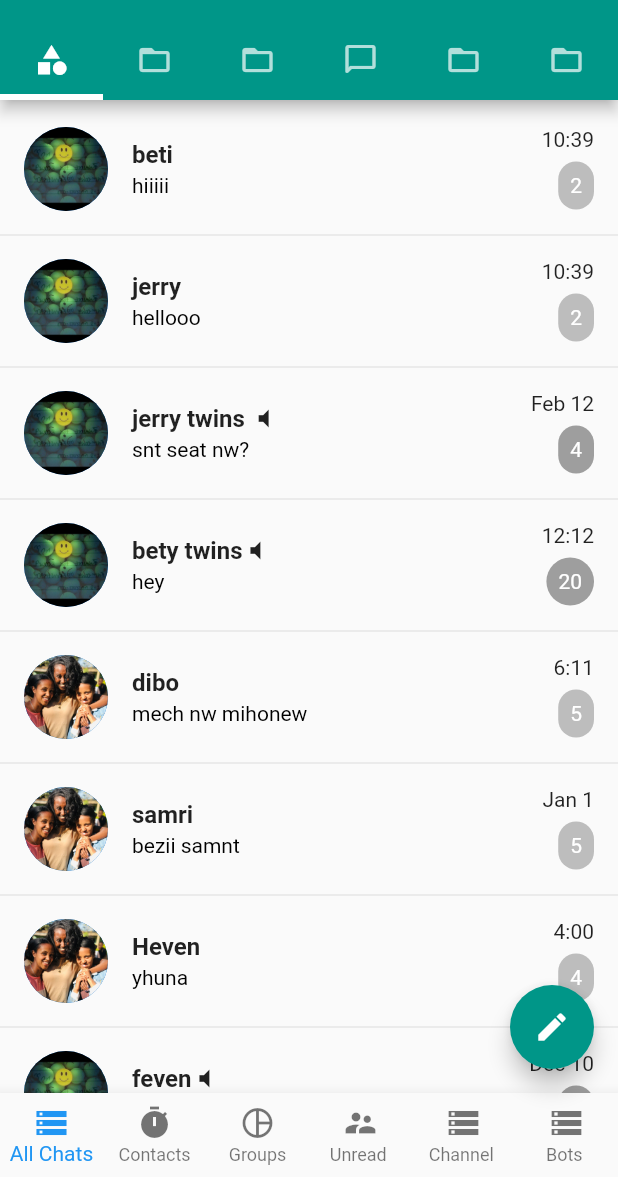
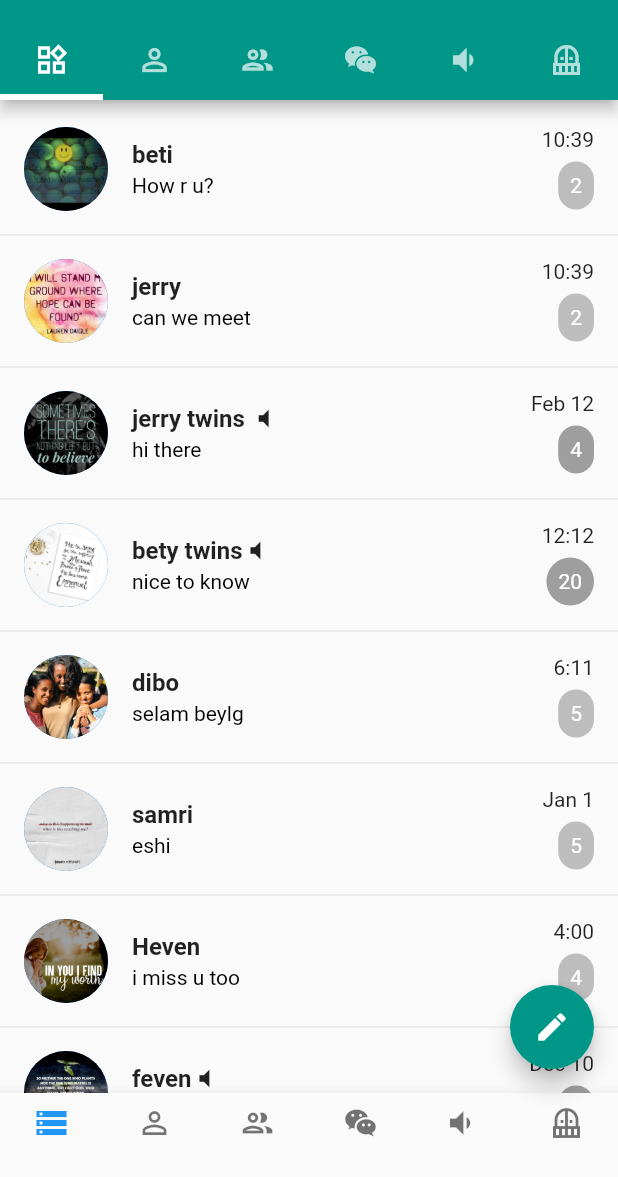
Before and after one commit to betigirma/plus_messenger_appp, a Flutter app: the screen it shows after launch, on a phone screen of 412 x 824 dp, the part 59-1236 px from its top. Run offline on Flutter 3.47's test engine with Material 2 defaults, Android fonts, the light colour scheme and no system bars; our stand-ins replace lottie.

Commit message:
second change

```diff
--- a/lib/chattiles.dart
+++ b/lib/chattiles.dart
@@ -3,72 +3,72 @@ import 'package:flutter/material.dart';
 final List<Chats> items = [
   const Chats(
       name: 'beti',
-      message: 'hiiiii',
+      message: 'How r u?',
       time: '10:39',
       imgPath: 'images/p.jpg',
       status: true,
       messNum: 2),
   const Chats(
       name: 'jerry',
-      message: 'hellooo',
+      message: 'can we meet',
       time: '10:39',
-      imgPath: 'images/p.jpg',
+      imgPath: 'images/p1.jpg',
       status: true,
       messNum: 2),
   const Chats(
       name: 'jerry twins ',
-      message: 'snt seat nw?',
+      message: 'hi there',
       time: 'Feb 12',
-      imgPath: 'images/p.jpg',
+      imgPath: 'images/p2.jpg',
       status: false,
       messNum: 4),
   const Chats(
       name: 'bety twins',
-      message: 'hey',
+      message: 'nice to know',
       time: '12:12',
-      imgPath: 'images/p.jpg',
+      imgPath: 'images/p3.jpg',
       status: false,
       messNum: 20),
   const Chats(
       name: 'dibo',
-      message: 'mech nw mihonew',
+      message: 'selam beylg',
       time: '6:11',
       imgPath: 'images/pic.jpg',
       status: true,
       messNum: 5),
   const Chats(
       name: 'samri ',
-      message: 'bezii samnt',
+      message: 'eshi',
       time: 'Jan 1',
-      imgPath: 'images/pic.jpg',
+      imgPath: 'images/p4.jpg',
       status: true,
       messNum: 5),
   const Chats(
       name: 'Heven',
-      message: 'yhuna',
+      message: 'i miss u too',
       time: '4:00',
-      imgPath: 'images/pic.jpg',
+      imgPath: 'images/p5.jpg',
       status: true,
       messNum: 4),
   const Chats(
       name: 'feven',
-      message: 'ut sunt sequi',
+      message: 'teshalesh?',
       time: 'Dec 10',
-      imgPath: 'images/p.jpg',
+      imgPath: 'images/p6.jpg',
       status: false,
       messNum: 2),
   const Chats(
       name: 'Crstina',
-      message: 'hjljhlh',
+      message: 'whats on your mind?',
       time: '4:30',
-      imgPath: 'images/p.jpg',
+      imgPath: 'images/p7.jpg',
       status: false,
       messNum: 6),
   const Chats(
       name: 'tesfu',
-      message: 'et laborum mollitia',
+      message: 'thanks.',
       time: '6:00',
-      imgPath: 'images/p.jpg',
+      imgPath: 'images/p8.jpg',
       status: true,
       messNum: 4),
 ];
--- a/lib/main.dart
+++ b/lib/main.dart
@@ -32,6 +32,11 @@ class Mainpage extends StatefulWidget {
 }
 
 class _MainpageState extends State<Mainpage> {
+  Icon fab = const Icon(
+    Icons.create,
+  );
+
+  int fabIconNumber = 0;
   int _currentIndex = 0;
   late String _title;
 
@@ -52,7 +57,12 @@ class _MainpageState extends State<Mainpage> {
     final result = await showMenu(
         context: context,
         position: RelativeRect.fromRect(
-            Rect.fromLTWH(_tapPosition.dx, _tapPosition.dy, 20, 20),
+            Rect.fromLTWH(
+              _tapPosition.dx,
+              _tapPosition.dy,
+              15,
+              15,
+            ),
             Rect.fromLTWH(0, 0, overlay!.paintBounds.size.width,
                 overlay.paintBounds.size.height)),
         items: [
@@ -113,15 +123,6 @@ class _MainpageState extends State<Mainpage> {
         ]);
   }
 
-  final List<Widget> _children = [
-    Title(color: Colors.white, child: const Text('All chats')),
-    Title(color: Colors.white, child: const Text('Contacts')),
-    Title(color: Colors.white, child: const Text('Groups')),
-    Title(color: Colors.white, child: const Text('Unread')),
-    Title(color: Colors.white, child: const Text('Channel')),
-    Title(color: Colors.white, child: const Text('Bots')),
-  ];
-
   @override
   initState() {
     super.initState();
@@ -151,7 +152,7 @@ class _MainpageState extends State<Mainpage> {
                     onLongPress: () {
                       _showContextMenu(context);
                     },
-                    child: const Icon(Icons.category),
+                    child: const Icon(Icons.widgets_outlined),
                   ),
                 ),
                 Tab(
@@ -162,7 +163,7 @@ class _MainpageState extends State<Mainpage> {
                     onLongPress: () {
                       _showContextMenu(context);
                     },
-                    child: const Icon(Icons.folder_open),
+                    child: const Icon(Icons.person_outline),
                   ),
                 ),
                 Tab(
@@ -173,7 +174,7 @@ class _MainpageState extends State<Mainpage> {
                     onLongPress: () {
                       _showContextMenu(context);
                     },
-                    child: const Icon(Icons.folder_open),
+                    child: const Icon(Icons.people_outline_outlined),
                   ),
                 ),
                 Tab(
@@ -184,7 +185,7 @@ class _MainpageState extends State<Mainpage> {
                     onLongPress: () {
                       _showContextMenu(context);
                     },
-                    child: const Icon(Icons.chat_bubble_outline_rounded),
+                    child: const Icon(Icons.wechat_rounded),
                   ),
                 ),
                 Tab(
@@ -195,7 +196,7 @@ class _MainpageState extends State<Mainpage> {
                     onLongPress: () {
                       _showContextMenu(context);
                     },
-                    child: const Icon(Icons.folder_open),
+                    child: const Icon(Icons.volume_down),
                   ),
                 ),
                 Tab(
@@ -206,7 +207,7 @@ class _MainpageState extends State<Mainpage> {
                     onLongPress: () {
                       _showContextMenu(context);
                     },
-                    child: const Icon(Icons.folder_open),
+                    child: const Icon(Icons.balcony),
                   ),
                 )
               ],
@@ -252,6 +253,7 @@ class _MainpageState extends State<Mainpage> {
           body: TabBarView(children: [
             ConstrainedBox(
               constraints: const BoxConstraints(maxHeight: 50),
+              child: Expanded(
                 child: FractionallySizedBox(
                   child: Padding(
                     padding: const EdgeInsets.only(top: 10),
@@ -289,7 +291,8 @@ class _MainpageState extends State<Mainpage> {
                               // ignore: unnecessary_null_comparison
                               trailing: items[i].messNum != null
                                   ? Column(
-                                    crossAxisAlignment: CrossAxisAlignment.end,
+                                      crossAxisAlignment:
+                                          CrossAxisAlignment.end,
                                       children: [
                                         Text(items[i].time),
                                         const SizedBox(
@@ -314,7 +317,8 @@ class _MainpageState extends State<Mainpage> {
                                       ],
                                     )
                                   : Column(
-                                    crossAxisAlignment: CrossAxisAlignment.end,
+                                      crossAxisAlignment:
+                                          CrossAxisAlignment.end,
                                       children: [
                                         Text(items[i].time),
                                         const SizedBox(
@@ -330,8 +334,10 @@ class _MainpageState extends State<Mainpage> {
                   ),
                 ),
               ),
+            ),
             ConstrainedBox(
               constraints: const BoxConstraints(maxHeight: 50),
+              child: Expanded(
                 child: FractionallySizedBox(
                   child: Padding(
                     padding: const EdgeInsets.only(top: 10),
@@ -369,7 +375,8 @@ class _MainpageState extends State<Mainpage> {
                               // ignore: unnecessary_null_comparison
                               trailing: items[i].messNum != null
                                   ? Column(
-                                    crossAxisAlignment: CrossAxisAlignment.end,
+                                      crossAxisAlignment:
+                                          CrossAxisAlignment.end,
                                       children: [
                                         Text(items[i].time),
                                         const SizedBox(
@@ -394,7 +401,8 @@ class _MainpageState extends State<Mainpage> {
                                       ],
                                     )
                                   : Column(
-                                    crossAxisAlignment: CrossAxisAlignment.end,
+                                      crossAxisAlignment:
+                                          CrossAxisAlignment.end,
                                       children: [
                                         Text(items[i].time),
                                         const SizedBox(
@@ -410,8 +418,10 @@ class _MainpageState extends State<Mainpage> {
                   ),
                 ),
               ),
+            ),
             ConstrainedBox(
               constraints: const BoxConstraints(maxHeight: 50),
+              child: Expanded(
                 child: FractionallySizedBox(
                   child: Padding(
                     padding: const EdgeInsets.only(top: 10),
@@ -449,7 +459,8 @@ class _MainpageState extends State<Mainpage> {
                               // ignore: unnecessary_null_comparison
                               trailing: items[i].messNum != null
                                   ? Column(
-                                    crossAxisAlignment: CrossAxisAlignment.end,
+                                      crossAxisAlignment:
+                                          CrossAxisAlignment.end,
                                       children: [
                                         Text(items[i].time),
                                         const SizedBox(
@@ -474,7 +485,8 @@ class _MainpageState extends State<Mainpage> {
                                       ],
                                     )
                                   : Column(
-                                    crossAxisAlignment: CrossAxisAlignment.end,
+                                      crossAxisAlignment:
+                                          CrossAxisAlignment.end,
                                       children: [
                                         Text(items[i].time),
                                         const SizedBox(
@@ -490,8 +502,10 @@ class _MainpageState extends State<Mainpage> {
                   ),
                 ),
               ),
+            ),
             ConstrainedBox(
               constraints: const BoxConstraints(maxHeight: 50),
+              child: Expanded(
                 child: FractionallySizedBox(
                   child: Padding(
                     padding: const EdgeInsets.only(top: 10),
@@ -529,7 +543,8 @@ class _MainpageState extends State<Mainpage> {
                               // ignore: unnecessary_null_comparison
                               trailing: items[i].messNum != null
                                   ? Column(
-                                    crossAxisAlignment: CrossAxisAlignment.end,
+                                      crossAxisAlignment:
+                                          CrossAxisAlignment.end,
                                       children: [
                                         Text(items[i].time),
                                         const SizedBox(
@@ -554,7 +569,8 @@ class _MainpageState extends State<Mainpage> {
                                       ],
                                     )
                                   : Column(
-                                    crossAxisAlignment: CrossAxisAlignment.end,
+                                      crossAxisAlignment:
+                                          CrossAxisAlignment.end,
                                       children: [
                                         Text(items[i].time),
                                         const SizedBox(
@@ -570,8 +586,10 @@ class _MainpageState extends State<Mainpage> {
                   ),
                 ),
               ),
+            ),
             ConstrainedBox(
               constraints: const BoxConstraints(maxHeight: 50),
+              child: Expanded(
                 child: FractionallySizedBox(
                   child: Padding(
                     padding: const EdgeInsets.only(top: 10),
@@ -609,7 +627,8 @@ class _MainpageState extends State<Mainpage> {
                               // ignore: unnecessary_null_comparison
                               trailing: items[i].messNum != null
                                   ? Column(
-                                    crossAxisAlignment: CrossAxisAlignment.end,
+                                      crossAxisAlignment:
+                                          CrossAxisAlignment.end,
                                       children: [
                                         Text(items[i].time),
                                         const SizedBox(
@@ -634,7 +653,8 @@ class _MainpageState extends State<Mainpage> {
                                       ],
                                     )
                                   : Column(
-                                    crossAxisAlignment: CrossAxisAlignment.end,
+                                      crossAxisAlignment:
+                                          CrossAxisAlignment.end,
                                       children: [
                                         Text(items[i].time),
                                         const SizedBox(
@@ -650,8 +670,10 @@ class _MainpageState extends State<Mainpage> {
                   ),
                 ),
               ),
+            ),
             ConstrainedBox(
               constraints: const BoxConstraints(maxHeight: 50),
+              child: Expanded(
                 child: FractionallySizedBox(
                   child: Padding(
                     padding: const EdgeInsets.only(top: 10),
@@ -689,7 +711,8 @@ class _MainpageState extends State<Mainpage> {
                               // ignore: unnecessary_null_comparison
                               trailing: items[i].messNum != null
                                   ? Column(
-                                    crossAxisAlignment: CrossAxisAlignment.end,
+                                      crossAxisAlignment:
+                                          CrossAxisAlignment.end,
                                       children: [
                                         Text(items[i].time),
                                         const SizedBox(
@@ -714,7 +737,8 @@ class _MainpageState extends State<Mainpage> {
                                       ],
                                     )
                                   : Column(
-                                    crossAxisAlignment: CrossAxisAlignment.end,
+                                      crossAxisAlignment:
+                                          CrossAxisAlignment.end,
                                       children: [
                                         Text(items[i].time),
                                         const SizedBox(
@@ -730,7 +754,8 @@ class _MainpageState extends State<Mainpage> {
                   ),
                 ),
               ),
-            _children[_currentIndex],
+            ),
+            // _children[_currentIndex],
           ]),
           bottomNavigationBar: BottomNavigationBar(
             onTap: onTabTapped,
@@ -740,35 +765,33 @@ class _MainpageState extends State<Mainpage> {
             // ignore: prefer_const_literals_to_create_immutables
             items: [
               const BottomNavigationBarItem(
-                icon: Icon(Icons.storage),
-                label: 'All Chats',
-              ),
+                  icon: Icon(Icons.storage), label: ' '),
               const BottomNavigationBarItem(
-                icon: Icon(Icons.timer),
-                label: 'Contacts',
-              ),
+                  icon: Icon(Icons.person_outline_outlined), label: ' '),
               const BottomNavigationBarItem(
-                icon: Icon(Icons.pie_chart_outline),
-                label: 'Groups',
-              ),
+                  icon: Icon(Icons.people_outline_outlined), label: ' '),
               const BottomNavigationBarItem(
-                icon: Icon(Icons.supervisor_account),
-                label: 'Unread ',
-              ),
+                  icon: Icon(Icons.wechat_outlined), label: ' '),
               const BottomNavigationBarItem(
-                icon: Icon(Icons.storage),
-                label: 'Channel ',
-              ),
+                  icon: Icon(Icons.volume_down_alt), label: ' '),
               const BottomNavigationBarItem(
-                icon: Icon(Icons.storage),
-                label: 'Bots ',
-              ),
+                  icon: Icon(Icons.balcony_outlined), label: ' '),
             ],
           ),
           floatingActionButton: FloatingActionButton(
             backgroundColor: Colors.teal[500],
-            onPressed: () {},
-            child: const Icon(Icons.create),
+            onPressed: () => setState(() {
+              if (fabIconNumber == 0) {
+                fab = const Icon(
+                  Icons.person_add,
+                );
+                fabIconNumber = 1;
+              } else {
+                fab = const Icon(Icons.create);
+                fabIconNumber = 0;
+              }
+            }),
+            child: fab,
           ),
         ),
       );
```
Also changed, not shown: lib/channel.dart (+38 -9 lines), pubspec.yaml (+10 -0 lines), images/p1.jpg (added), images/p10.jpg (added), images/p2.jpg (added), images/p3.jpg (added), images/p4.jpg (added), images/p5.jpg (added), images/p6.jpg (added), images/p7.jpg (added), images/p8.jpg (added), images/p9.jpg (added), 5 other files. Lines whose indentation alone changed are shown as unchanged.
